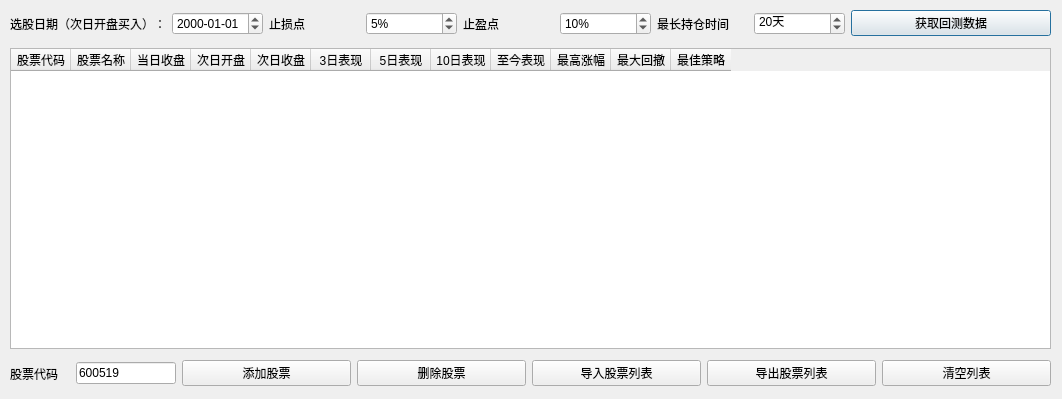
This is QtDesign/SelectedPerformance.ui in victor647/QuantumStockTrade as Qt 5 draws it before an edit. The edited form follows.
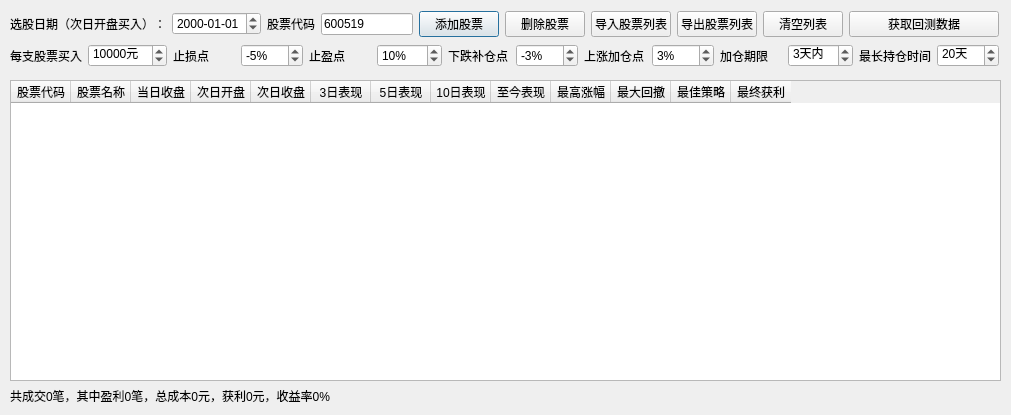
This is the edited form.

Commit message: 增加选股回测模拟交易

Patch:
```diff
--- a/QtDesign/SelectedPerformance.ui
+++ b/QtDesign/SelectedPerformance.ui
@@ -6,8 +6,8 @@
    <rect>
     <x>0</x>
     <y>0</y>
-    <width>1062</width>
-    <height>399</height>
+    <width>1011</width>
+    <height>415</height>
    </rect>
   </property>
   <property name="windowTitle">
@@ -17,8 +17,8 @@
    <property name="geometry">
     <rect>
      <x>10</x>
-     <y>48</y>
-     <width>1041</width>
+     <y>80</y>
+     <width>991</width>
      <height>301</height>
     </rect>
    </property>
@@ -94,17 +94,43 @@
      <string>最佳策略</string>
     </property>
    </column>
+   <column>
+    <property name="text">
+     <string>最终获利</string>
+    </property>
+   </column>
+  </widget>
+  <widget class="QLabel" name="lblTradeSummary">
+   <property name="geometry">
+    <rect>
+     <x>10</x>
+     <y>383</y>
+     <width>611</width>
+     <height>25</height>
+    </rect>
+   </property>
+   <property name="font">
+    <font>
+     <family>Microsoft YaHei UI</family>
+     <pointsize>9</pointsize>
+    </font>
+   </property>
+   <property name="text">
+    <string>共成交0笔，其中盈利0笔，总成本0元，获利0元，收益率0%</string>
+   </property>
   </widget>
   <widget class="QWidget" name="">
    <property name="geometry">
     <rect>
      <x>10</x>
      <y>10</y>
-     <width>1041</width>
-     <height>27</height>
+     <width>989</width>
+     <height>60</height>
     </rect>
    </property>
-   <layout class="QHBoxLayout" name="horizontalLayout">
+   <layout class="QVBoxLayout" name="verticalLayout">
+    <item>
+     <layout class="QHBoxLayout" name="horizontalLayout_2">
     <item>
      <widget class="QLabel" name="lblSearchDate">
       <property name="font">
@@ -131,136 +157,6 @@
      </widget>
     </item>
     <item>
-     <widget class="QLabel" name="lblLoseThreshold">
-      <property name="font">
-       <font>
-        <family>Microsoft YaHei UI</family>
-        <pointsize>9</pointsize>
-       </font>
-      </property>
-      <property name="text">
-       <string>止损点</string>
-      </property>
-     </widget>
-    </item>
-    <item>
-     <widget class="QSpinBox" name="spbLoseThreshold">
-      <property name="font">
-       <font>
-        <family>Microsoft YaHei UI</family>
-       </font>
-      </property>
-      <property name="suffix">
-       <string>%</string>
-      </property>
-      <property name="value">
-       <number>5</number>
-      </property>
-     </widget>
-    </item>
-    <item>
-     <widget class="QLabel" name="lblWinThreshold">
-      <property name="font">
-       <font>
-        <family>Microsoft YaHei UI</family>
-        <pointsize>9</pointsize>
-       </font>
-      </property>
-      <property name="text">
-       <string>止盈点</string>
-      </property>
-     </widget>
-    </item>
-    <item>
-     <widget class="QSpinBox" name="spbWinThreshold">
-      <property name="font">
-       <font>
-        <family>Microsoft YaHei UI</family>
-       </font>
-      </property>
-      <property name="suffix">
-       <string>%</string>
-      </property>
-      <property name="maximum">
-       <number>9999</number>
-      </property>
-      <property name="singleStep">
-       <number>1</number>
-      </property>
-      <property name="value">
-       <number>10</number>
-      </property>
-     </widget>
-    </item>
-    <item>
-     <widget class="QLabel" name="lblMaxHoldTime">
-      <property name="font">
-       <font>
-        <family>Microsoft YaHei UI</family>
-        <pointsize>9</pointsize>
-       </font>
-      </property>
-      <property name="text">
-       <string>最长持仓时间</string>
-      </property>
-     </widget>
-    </item>
-    <item>
-     <widget class="QSpinBox" name="spbMaxHoldTime">
-      <property name="font">
-       <font>
-        <family>Microsoft YaHei UI</family>
-       </font>
-      </property>
-      <property name="suffix">
-       <string>天</string>
-      </property>
-      <property name="minimum">
-       <number>2</number>
-      </property>
-      <property name="maximum">
-       <number>9999</number>
-      </property>
-      <property name="singleStep">
-       <number>1</number>
-      </property>
-      <property name="value">
-       <number>20</number>
-      </property>
-     </widget>
-    </item>
-    <item>
-     <widget class="QPushButton" name="btnStartCalculation">
-      <property name="minimumSize">
-       <size>
-        <width>200</width>
-        <height>0</height>
-       </size>
-      </property>
-      <property name="font">
-       <font>
-        <family>Microsoft YaHei UI</family>
-        <pointsize>9</pointsize>
-       </font>
-      </property>
-      <property name="text">
-       <string>获取回测数据</string>
-      </property>
-     </widget>
-    </item>
-   </layout>
-  </widget>
-  <widget class="QWidget" name="">
-   <property name="geometry">
-    <rect>
-     <x>10</x>
-     <y>360</y>
-     <width>1041</width>
-     <height>27</height>
-    </rect>
-   </property>
-   <layout class="QHBoxLayout" name="horizontalLayout_2">
-    <item>
      <widget class="QLabel" name="lblNewStockCode">
       <property name="maximumSize">
        <size>
@@ -364,6 +260,278 @@
       </property>
      </widget>
     </item>
+      <item>
+       <widget class="QPushButton" name="btnStartCalculation">
+        <property name="minimumSize">
+         <size>
+          <width>150</width>
+          <height>0</height>
+         </size>
+        </property>
+        <property name="font">
+         <font>
+          <family>Microsoft YaHei UI</family>
+          <pointsize>9</pointsize>
+         </font>
+        </property>
+        <property name="text">
+         <string>获取回测数据</string>
+        </property>
+       </widget>
+      </item>
+     </layout>
+    </item>
+    <item>
+     <layout class="QHBoxLayout" name="horizontalLayout">
+      <item>
+       <widget class="QLabel" name="lblMoneyPerTrade">
+        <property name="font">
+         <font>
+          <family>Microsoft YaHei UI</family>
+          <pointsize>9</pointsize>
+         </font>
+        </property>
+        <property name="text">
+         <string>每支股票买入</string>
+        </property>
+       </widget>
+      </item>
+      <item>
+       <widget class="QSpinBox" name="spbMoneyPerTrade">
+        <property name="font">
+         <font>
+          <family>Microsoft YaHei UI</family>
+         </font>
+        </property>
+        <property name="suffix">
+         <string>元</string>
+        </property>
+        <property name="minimum">
+         <number>1000</number>
+        </property>
+        <property name="maximum">
+         <number>1000000</number>
+        </property>
+        <property name="singleStep">
+         <number>1000</number>
+        </property>
+        <property name="value">
+         <number>10000</number>
+        </property>
+       </widget>
+      </item>
+      <item>
+       <widget class="QLabel" name="lblLoseThreshold">
+        <property name="font">
+         <font>
+          <family>Microsoft YaHei UI</family>
+          <pointsize>9</pointsize>
+         </font>
+        </property>
+        <property name="text">
+         <string>止损点</string>
+        </property>
+       </widget>
+      </item>
+      <item>
+       <widget class="QSpinBox" name="spbLoseThreshold">
+        <property name="font">
+         <font>
+          <family>Microsoft YaHei UI</family>
+         </font>
+        </property>
+        <property name="suffix">
+         <string>%</string>
+        </property>
+        <property name="minimum">
+         <number>-99</number>
+        </property>
+        <property name="maximum">
+         <number>-1</number>
+        </property>
+        <property name="value">
+         <number>-5</number>
+        </property>
+       </widget>
+      </item>
+      <item>
+       <widget class="QLabel" name="lblWinThreshold">
+        <property name="font">
+         <font>
+          <family>Microsoft YaHei UI</family>
+          <pointsize>9</pointsize>
+         </font>
+        </property>
+        <property name="text">
+         <string>止盈点</string>
+        </property>
+       </widget>
+      </item>
+      <item>
+       <widget class="QSpinBox" name="spbWinThreshold">
+        <property name="font">
+         <font>
+          <family>Microsoft YaHei UI</family>
+         </font>
+        </property>
+        <property name="suffix">
+         <string>%</string>
+        </property>
+        <property name="maximum">
+         <number>9999</number>
+        </property>
+        <property name="singleStep">
+         <number>1</number>
+        </property>
+        <property name="value">
+         <number>10</number>
+        </property>
+       </widget>
+      </item>
+      <item>
+       <widget class="QLabel" name="lblDownAddPoint">
+        <property name="font">
+         <font>
+          <family>Microsoft YaHei UI</family>
+          <pointsize>9</pointsize>
+         </font>
+        </property>
+        <property name="text">
+         <string>下跌补仓点</string>
+        </property>
+       </widget>
+      </item>
+      <item>
+       <widget class="QSpinBox" name="spbDownAddPoint">
+        <property name="font">
+         <font>
+          <family>Microsoft YaHei UI</family>
+         </font>
+        </property>
+        <property name="suffix">
+         <string>%</string>
+        </property>
+        <property name="minimum">
+         <number>-10</number>
+        </property>
+        <property name="maximum">
+         <number>0</number>
+        </property>
+        <property name="value">
+         <number>-3</number>
+        </property>
+       </widget>
+      </item>
+      <item>
+       <widget class="QLabel" name="lblUpAddPoint">
+        <property name="font">
+         <font>
+          <family>Microsoft YaHei UI</family>
+          <pointsize>9</pointsize>
+         </font>
+        </property>
+        <property name="text">
+         <string>上涨加仓点</string>
+        </property>
+       </widget>
+      </item>
+      <item>
+       <widget class="QSpinBox" name="spbUpAddPoint">
+        <property name="font">
+         <font>
+          <family>Microsoft YaHei UI</family>
+         </font>
+        </property>
+        <property name="suffix">
+         <string>%</string>
+        </property>
+        <property name="minimum">
+         <number>0</number>
+        </property>
+        <property name="maximum">
+         <number>10</number>
+        </property>
+        <property name="value">
+         <number>3</number>
+        </property>
+       </widget>
+      </item>
+      <item>
+       <widget class="QLabel" name="lblAddDeadline">
+        <property name="font">
+         <font>
+          <family>Microsoft YaHei UI</family>
+          <pointsize>9</pointsize>
+         </font>
+        </property>
+        <property name="text">
+         <string>加仓期限</string>
+        </property>
+       </widget>
+      </item>
+      <item>
+       <widget class="QSpinBox" name="spbAddDeadline">
+        <property name="font">
+         <font>
+          <family>Microsoft YaHei UI</family>
+         </font>
+        </property>
+        <property name="suffix">
+         <string>天内</string>
+        </property>
+        <property name="minimum">
+         <number>1</number>
+        </property>
+        <property name="maximum">
+         <number>20</number>
+        </property>
+        <property name="singleStep">
+         <number>1</number>
+        </property>
+        <property name="value">
+         <number>3</number>
+        </property>
+       </widget>
+      </item>
+      <item>
+       <widget class="QLabel" name="lblMaxHoldTime">
+        <property name="font">
+         <font>
+          <family>Microsoft YaHei UI</family>
+          <pointsize>9</pointsize>
+         </font>
+        </property>
+        <property name="text">
+         <string>最长持仓时间</string>
+        </property>
+       </widget>
+      </item>
+      <item>
+       <widget class="QSpinBox" name="spbMaxHoldTime">
+        <property name="font">
+         <font>
+          <family>Microsoft YaHei UI</family>
+         </font>
+        </property>
+        <property name="suffix">
+         <string>天</string>
+        </property>
+        <property name="minimum">
+         <number>2</number>
+        </property>
+        <property name="maximum">
+         <number>250</number>
+        </property>
+        <property name="singleStep">
+         <number>1</number>
+        </property>
+        <property name="value">
+         <number>20</number>
+        </property>
+       </widget>
+      </item>
+     </layout>
+    </item>
    </layout>
   </widget>
  </widget>
```
Left out of the diff: 8 changed lines with no effect on the pictures. Lines whose indentation alone changed are shown as unchanged. The commit also changes 3 other files.
